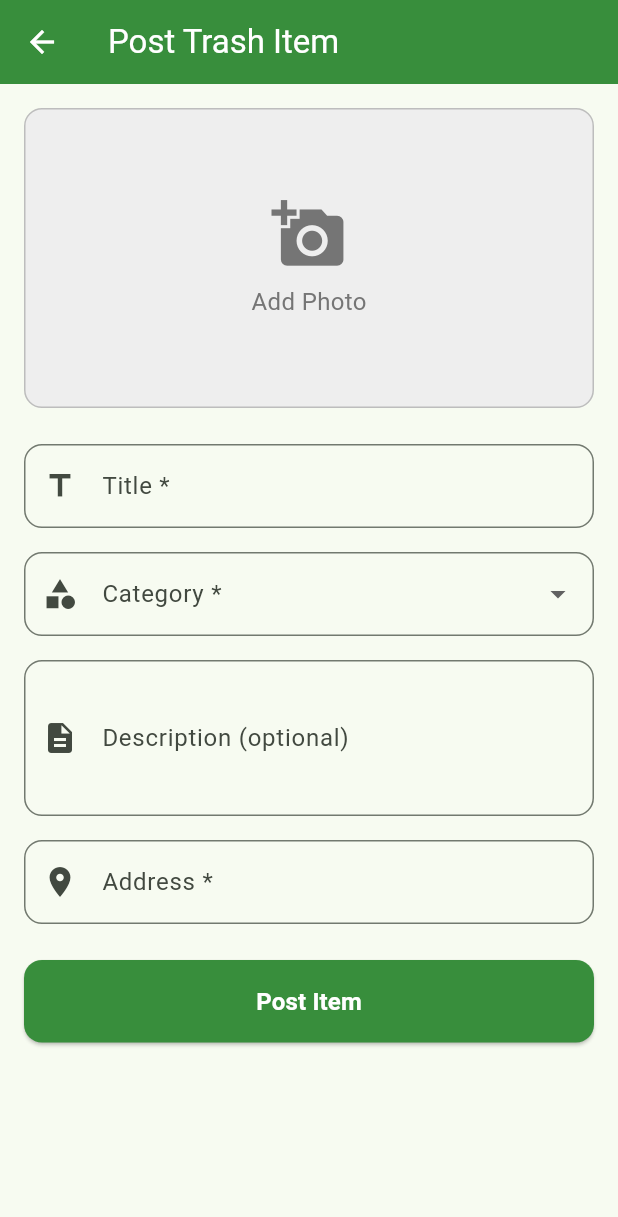
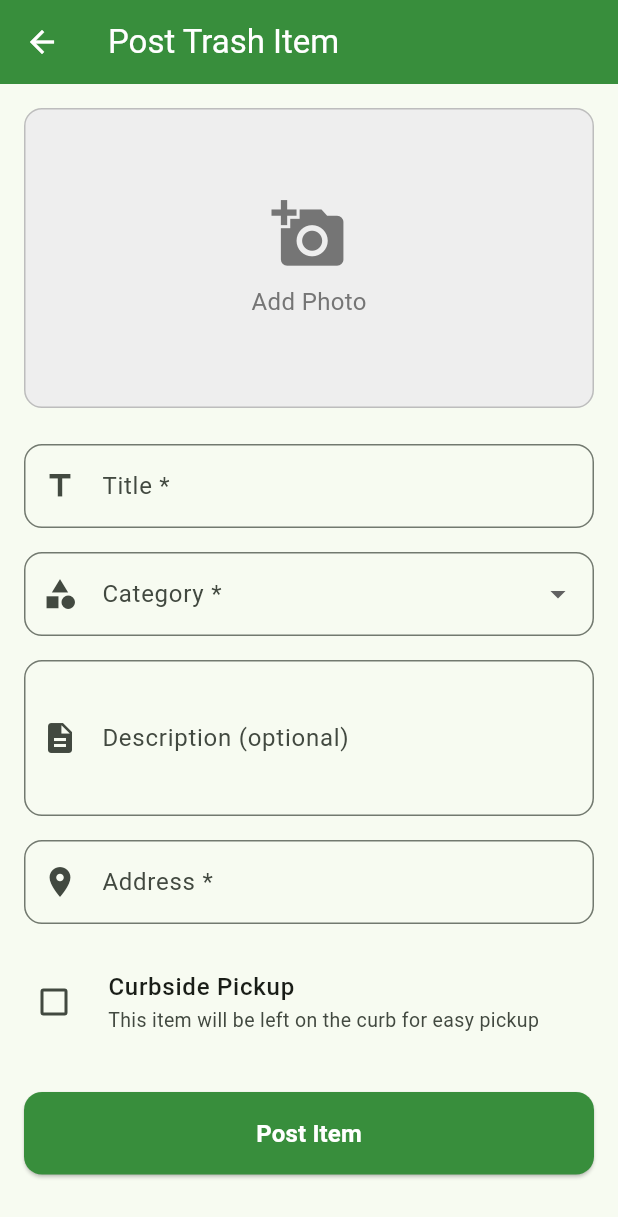
Before and after one commit to Alvarado96/trash_dash_demo, a Flutter app: the PostTrashScreen screen opened directly, on a phone screen of 412 x 824 dp. Shown: the top 1217 px of the screen. Run offline on Flutter 3.47's test engine with Material 3 defaults, Android fonts, the phone set to English and light mode, and no system bars; our stand-ins replace geocoding, google_maps_flutter, google_sign_in, hive, hive_flutter, image_picker and 1 more; accounts and stored records are empty.

Commit message:
Add curbside pickup feature and dark mode toggle
Features added:
- Curbside pickup checkbox on post item form
- Curbside pickup badge displayed on item detail cards
- Blue badge with truck icon shows when item is available for curbside pickup
- Light/dark mode toggle in navigation drawer
- Theme preference persists across app sessions using Hive

Technical changes:
- Added isCurbside field to TrashItem model (HiveField 11)
- Updated TrashItem.g.dart with backward-compatible null handling
- Updated all 20 sample items with curbside values (8 marked as curbside)
- Converted TrashDashApp to StatefulWidget for theme state management
- Added ThemeMode management with light and dark themes
- Updated MapScreen to accept onThemeToggle callback
- Made item detail modal theme-aware (background adapts to theme)

🤖 Generated with [Claude Code](https://claude.com/claude-code)

Co-Authored-By: Claude <noreply@anthropic.com>

```diff
--- a/lib/models/trash_item.dart
+++ b/lib/models/trash_item.dart
@@ -78,6 +78,9 @@ class TrashItem extends HiveObject {
   @HiveField(10)
   String? claimedBy;
 
+  @HiveField(11)
+  final bool isCurbside;
+
   LatLng get location => LatLng(latitude, longitude);
 
   TrashItem({
@@ -91,6 +94,7 @@ class TrashItem extends HiveObject {
     required this.postedAt,
     this.status = ItemStatus.available,
     this.claimedBy,
+    this.isCurbside = false,
   })  : latitude = location.latitude,
         longitude = location.longitude;
 
@@ -107,6 +111,7 @@ class TrashItem extends HiveObject {
     required this.postedAt,
     this.status = ItemStatus.available,
     this.claimedBy,
+    required this.isCurbside,
   });
 
   String get categoryName {
--- a/lib/screens/post_trash_screen.dart
+++ b/lib/screens/post_trash_screen.dart
@@ -24,6 +24,7 @@ class _PostTrashScreenState extends State<PostTrashScreen> {
   File? _selectedImage;
   LatLng? _selectedLocation;
   bool _isLoading = false;
+  bool _isCurbside = false;
   List<Location> _addressSuggestions = [];
   Map<String, String> _addressDisplayNames = {}; // Maps location key to formatted address
   bool _showSuggestions = false;
@@ -279,6 +280,7 @@ class _PostTrashScreenState extends State<PostTrashScreen> {
         postedBy: '${currentUser.firstName} ${currentUser.lastName}',
         postedAt: DateTime.now(),
         status: ItemStatus.available,
+        isCurbside: _isCurbside,
       );
 
       await LocalStorageService.saveTrashItem(newItem);
@@ -518,6 +520,31 @@ class _PostTrashScreenState extends State<PostTrashScreen> {
                         ),
                     ],
                   ),
+                  const SizedBox(height: 16),
+
+                  // Curbside pickup checkbox
+                  CheckboxListTile(
+                    value: _isCurbside,
+                    onChanged: (value) {
+                      setState(() {
+                        _isCurbside = value ?? false;
+                      });
+                    },
+                    title: const Text(
+                      'Curbside Pickup',
+                      style: TextStyle(
+                        fontSize: 16,
+                        fontWeight: FontWeight.w500,
+                      ),
+                    ),
+                    subtitle: const Text(
+                      'This item will be left on the curb for easy pickup',
+                      style: TextStyle(fontSize: 13),
+                    ),
+                    activeColor: Colors.green.shade700,
+                    contentPadding: EdgeInsets.zero,
+                    controlAffinity: ListTileControlAffinity.leading,
+                  ),
                   const SizedBox(height: 24),
 
                   // Submit button
```
Also changed, not shown: lib/data/sample_data.dart (+20 -0 lines), lib/main.dart (+44 -4 lines), lib/screens/map_screen.dart (+64 -6 lines), lib/models/trash_item.g.dart.
